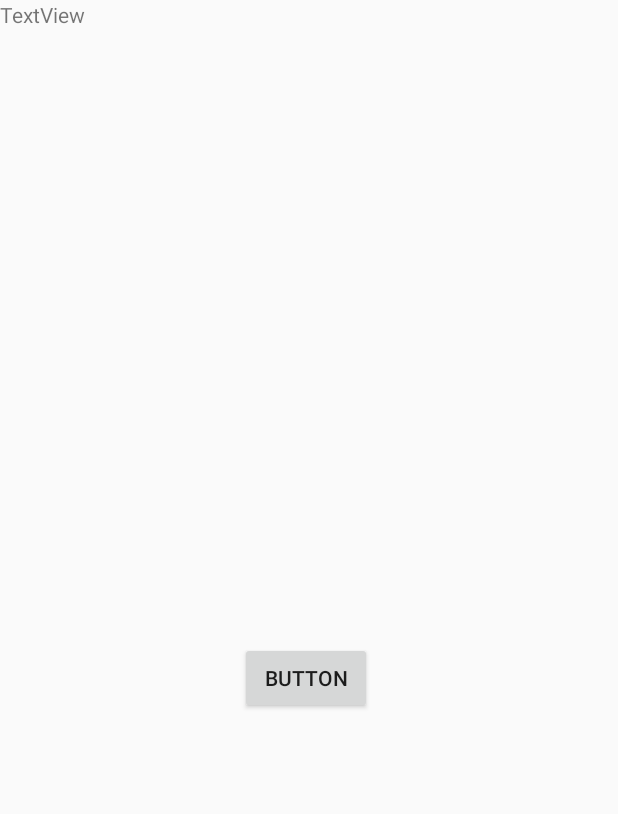
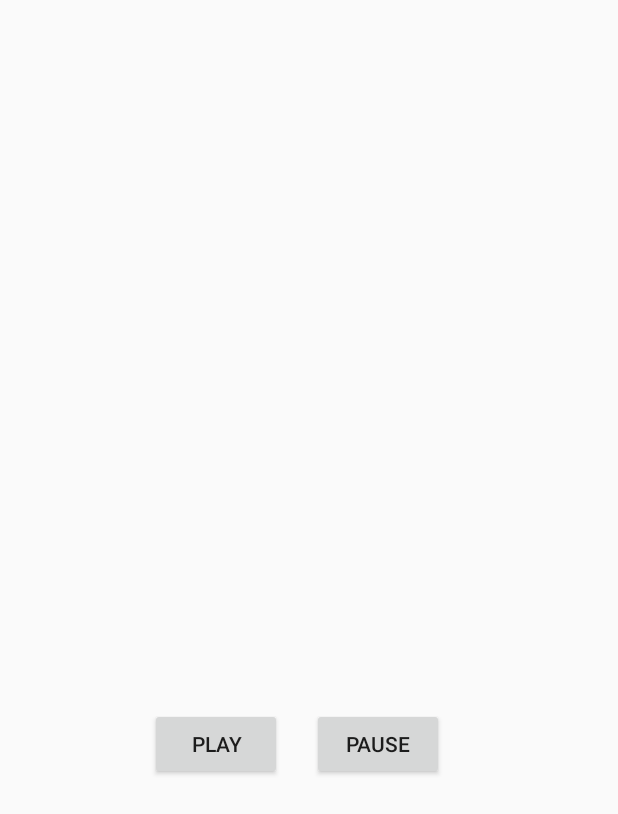
Before and after one commit to jonaylor89/hackathons, an Android app: the layout activity_main.xml on its own in the app's theme, with its tools: preview values and no code run, on a phone screen of 412 x 824 dp. Shown: the top 814 px of the screen. Run offline under Robolectric (Android 15) with nearby library versions, the phone set to English and light mode, and no system bars.

Commit message:
Rearrange MP3 player

```diff
--- a/AudioME-Android/app/src/main/java/com/example/audiome_android/MP3Player.java
+++ b/AudioME-Android/app/src/main/java/com/example/audiome_android/MP3Player.java
@@ -13,8 +13,7 @@ public class MP3Player {
         mediaPlayer = new MediaPlayer();
     }
 
-    public void play() {
-        mediaPlayer = new MediaPlayer();
+    public boolean play() {
         try {
             mediaPlayer.setDataSource(MP3Link);
             mediaPlayer.prepare();
@@ -22,5 +21,7 @@ public class MP3Player {
         } catch (IOException io) {
             io.printStackTrace();
         }
+
+        return true;
     }
 }
--- a/AudioME-Android/app/src/main/java/com/example/audiome_android/MainActivity.java
+++ b/AudioME-Android/app/src/main/java/com/example/audiome_android/MainActivity.java
@@ -57,18 +57,6 @@ public class MainActivity extends AppCompatActivity implements View.OnClickListe
                 //System.out.print("System didn't work.");
             }
         });
-
-
-    }
-
-
-    @Override
-    protected void onStart() {
-        super.onStart();
-        mp3Player = new MP3Player("https://sample-videos.com/audio/mp3/crowd-cheering.mp3");
-        mp3Player.play();
-
-
     }
 
     @Override
--- a/AudioME-Android/app/src/main/res/layout/activity_main.xml
+++ b/AudioME-Android/app/src/main/res/layout/activity_main.xml
@@ -8,20 +8,23 @@
     tools:context=".MainActivity">
 
     <Button
-        android:id="@+id/button"
+        android:id="@+id/play"
         android:layout_width="wrap_content"
         android:layout_height="wrap_content"
-        android:layout_marginStart="160dp"
-        android:layout_marginTop="428dp"
-        android:text="Button"
+        android:layout_marginStart="100dp"
+        android:layout_marginTop="472dp"
+        android:text="play"
         app:layout_constraintStart_toStartOf="parent"
         app:layout_constraintTop_toTopOf="parent" />
 
-    <TextView
-        android:id="@+id/textView"
-        android:layout_width="313dp"
-        android:layout_height="113dp"
-        android:text="TextView"
-        tools:layout_editor_absoluteX="63dp"
-        tools:layout_editor_absoluteY="186dp" />
+    <Button
+        android:id="@+id/pause"
+        android:layout_width="wrap_content"
+        android:layout_height="wrap_content"
+        android:layout_marginStart="208dp"
+        android:layout_marginTop="472dp"
+        android:text="pause"
+        app:layout_constraintStart_toStartOf="parent"
+        app:layout_constraintTop_toTopOf="parent" />
+
 </android.support.constraint.ConstraintLayout>
```
